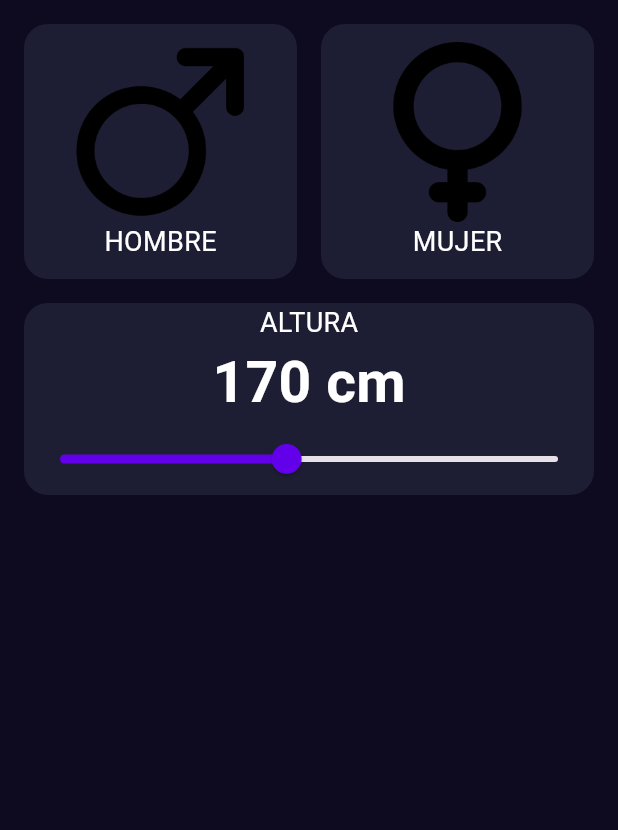
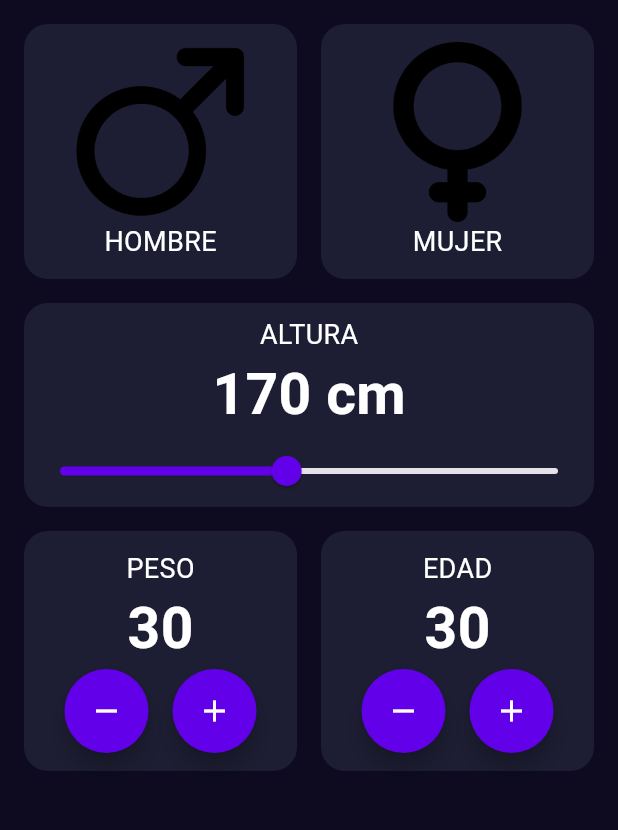
Before and after one commit to TaZZiTo/imc_calculator, a Flutter app: the screen it shows after launch, on a phone screen of 412 x 824 dp, the part 84-914 px from its top. Run offline on Flutter 3.47's test engine with Material 3 defaults, Android fonts, the phone set to English and light mode, and no system bars.

Commit message:
Selector de números 1/2

```diff
--- a/lib/components/height_selector.dart
+++ b/lib/components/height_selector.dart
@@ -1,7 +1,7 @@
 import 'package:flutter/material.dart';
 import 'package:imc_calculator/core/app_colors.dart';
 import 'package:imc_calculator/core/text_styles.dart';
-import 'dart:io';
+
 
 class HeightSelector extends StatefulWidget {
   const HeightSelector({super.key});
@@ -23,7 +23,10 @@ class _HeightSelectorState extends State<HeightSelector> {
         ),
         child: Column(
           children: [
-            Text('ALTURA', style: TextStyles.bodyText,),
+            Padding(
+              padding: const EdgeInsets.only(top: 8),
+              child: Text('ALTURA', style: TextStyles.bodyText,),
+            ),
             Text('${height.toStringAsFixed(0)} cm', style: TextStyle(
               color: Colors.white,
               fontSize: 38,
--- /dev/null
+++ b/lib/components/number_selector.dart
@@ -0,0 +1,53 @@
+import 'package:flutter/material.dart';
+import 'package:imc_calculator/core/app_colors.dart';
+import 'package:imc_calculator/core/decoration_styles.dart';
+import 'package:imc_calculator/core/text_styles.dart';
+
+class NumberSelector extends StatefulWidget {
+  final String title;
+  const NumberSelector({super.key, required this.title});
+
+  @override
+  State<NumberSelector> createState() => _NumberSelectorState();
+}
+
+class _NumberSelectorState extends State<NumberSelector> {
+  @override
+  Widget build(BuildContext context) {
+    return Container(
+    decoration: DecorationStyles.containerStyle, //Usamos la clase creada para definir los container
+      child: Padding(
+        padding: const EdgeInsets.all(12),
+        child: Column(
+          children: [
+            Text(widget.title, style: TextStyles.bodyText),
+            Text('30',style: TextStyle(
+              color: Colors.white,
+              fontSize: 38,
+              fontWeight: FontWeight.bold,)),
+            Row(
+              mainAxisAlignment: MainAxisAlignment.center,
+              children: [
+                //Boton menos
+                FloatingActionButton(
+                  onPressed: () {},
+                  shape: CircleBorder(),
+                  backgroundColor: AppColors.primary,
+                  child: Icon(Icons.remove, color: Colors.white),
+                ),
+                SizedBox(width: 16),
+                //Boton Mas
+                FloatingActionButton(
+                  onPressed: () {},
+                  shape: CircleBorder(),
+                  backgroundColor: AppColors.primary,
+                  child: Icon(Icons.add, color: Colors.white),
+                ),
+              ],
+            ),
+          ],
+        ),
+      ),
+    );
+  }
+}
--- /dev/null
+++ b/lib/core/decoration_styles.dart
@@ -0,0 +1,15 @@
+import 'package:flutter/material.dart';
+import 'package:imc_calculator/core/app_colors.dart';
+import 'dart:ui';
+
+/* class DecorationStyles {
+  static const Decoration BoxDecoration(color: AppColors.backgroundComponents,
+        borderRadius: BorderRadius.circular(16),);
+}
+ */
+class DecorationStyles {
+  static const BoxDecoration containerStyle = BoxDecoration(
+    color: AppColors.backgroundComponents,
+    borderRadius: BorderRadius.all(Radius.circular(16)),
+  );
+}
--- a/lib/core/text_styles.dart
+++ b/lib/core/text_styles.dart
@@ -1,4 +1,3 @@
-import 'dart:ui';
 
 import 'package:flutter/material.dart';
 
--- a/lib/main.dart
+++ b/lib/main.dart
@@ -20,6 +20,7 @@ class MainApp extends StatelessWidget {
         ),
         backgroundColor: AppColors.background,
         body: ImcHomeScreen(),
+
       ),
     );
   }
--- a/lib/screens/imc_home_screen.dart
+++ b/lib/screens/imc_home_screen.dart
@@ -1,6 +1,7 @@
 import 'package:flutter/material.dart';
 import 'package:imc_calculator/components/gender_selector.dart';
 import 'package:imc_calculator/components/height_selector.dart';
+import 'package:imc_calculator/components/number_selector.dart';
 
 class ImcHomeScreen extends StatefulWidget {
   const ImcHomeScreen({super.key});
@@ -16,6 +17,16 @@ class _ImcHomeScreenState extends State<ImcHomeScreen> {
       children: [
         GenderSelector(),
         HeightSelector(),
+        Padding(
+          padding: const EdgeInsets.all(16),
+          child: Row(
+            children: [
+          Expanded(child: NumberSelector(title: 'PESO')),
+          SizedBox(width: 16),
+          Expanded(child: NumberSelector(title: 'EDAD')),
+            ]
+          ),
+        )
       ],
     );
   }
```
